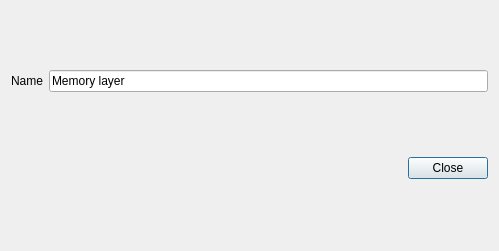
Qt form ui_newmemorylayer.ui (borysiasty/NewMemoryLayer) before a commit.
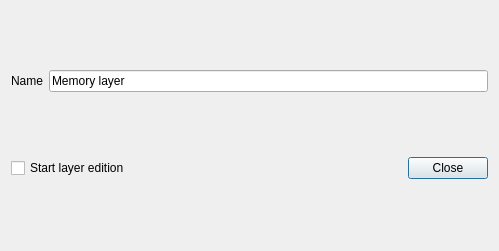
The same form after that commit.

Commit message: feat(layer): remove NoGeometry and update type order

```diff
--- a/ui_newmemorylayer.ui
+++ b/ui_newmemorylayer.ui
@@ -13,8 +13,28 @@
   <property name="windowTitle">
    <string>NewMemoryLayer</string>
   </property>
-  <layout class="QVBoxLayout" name="verticalLayout">
-   <item>
+  <layout class="QGridLayout" name="gridLayout">
+   <item row="3" column="1">
+    <widget class="QDialogButtonBox" name="buttonBox">
+     <property name="orientation">
+      <enum>Qt::Horizontal</enum>
+     </property>
+     <property name="standardButtons">
+      <set>QDialogButtonBox::Close</set>
+     </property>
+    </widget>
+   </item>
+   <item row="3" column="0">
+    <widget class="QCheckBox" name="chk_start_edition">
+     <property name="text">
+      <string>Start layer edition</string>
+     </property>
+    </widget>
+   </item>
+   <item row="1" column="0" colspan="2">
+    <layout class="QGridLayout" name="lyt_geometry_types"/>
+   </item>
+   <item row="0" column="0" colspan="2">
     <layout class="QHBoxLayout" name="horizontalLayout_2">
      <item>
       <widget class="QLabel" name="label">
@@ -35,19 +55,6 @@
      </item>
     </layout>
    </item>
-   <item>
-    <layout class="QGridLayout" name="lyt_geometry_types"/>
-   </item>
-   <item>
-    <widget class="QDialogButtonBox" name="buttonBox">
-     <property name="orientation">
-      <enum>Qt::Horizontal</enum>
-     </property>
-     <property name="standardButtons">
-      <set>QDialogButtonBox::Close</set>
-     </property>
-    </widget>
-   </item>
   </layout>
  </widget>
  <tabstops>
```
The commit also changes 1 other file.
